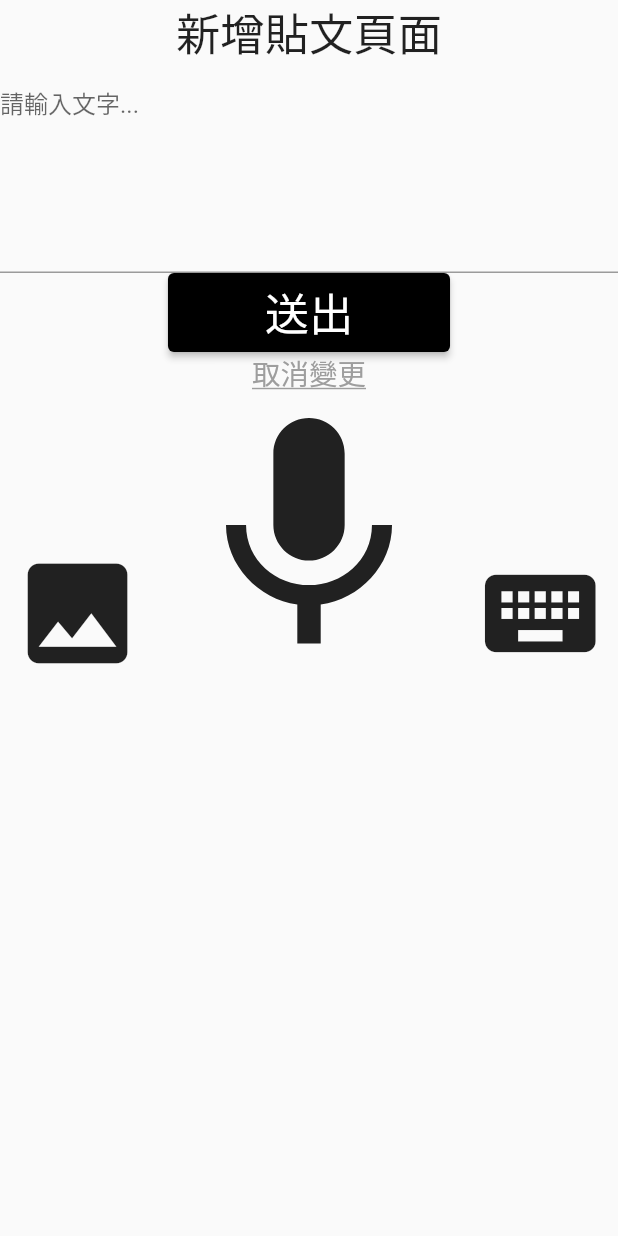
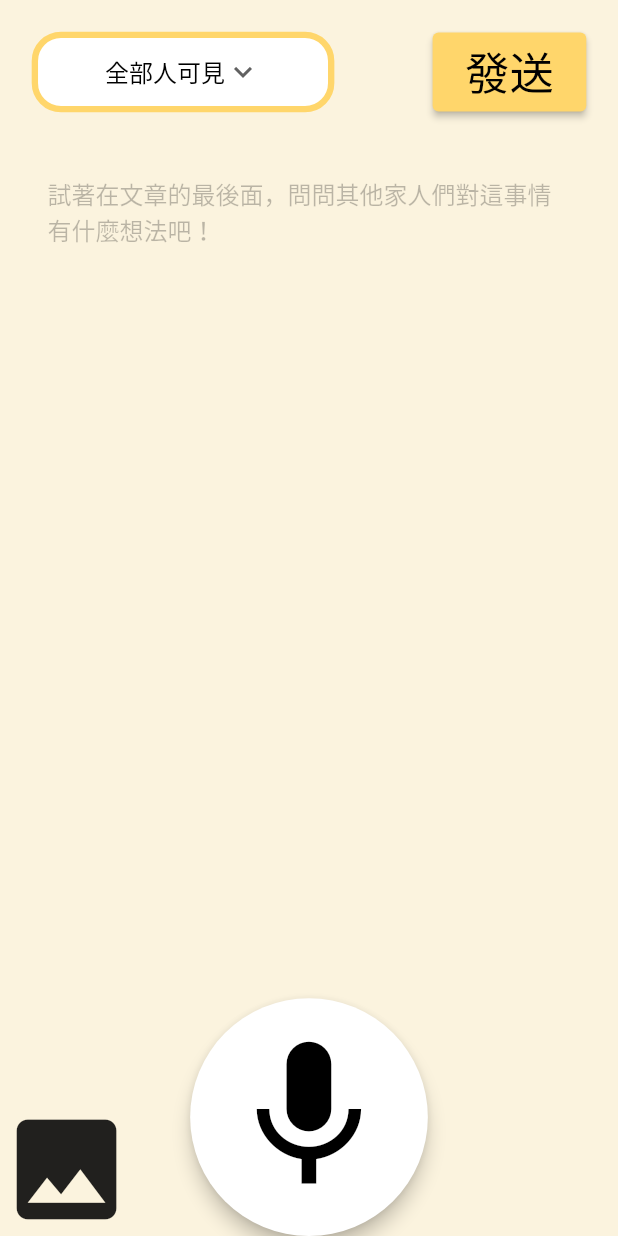
Before and after one commit to tsaoni/famistroy, a Flutter app: the NewPostPage screen opened directly, on a phone screen of 412 x 824 dp. Run offline on Flutter 3.47's test engine with Material 2 defaults, Android fonts, the phone set to English and light mode, and no system bars; our stand-ins replace flutter_screenutil, image_picker, permission_handler, persistent_bottom_nav_bar; missing offline and left inert: flutter_sound.

Commit message:
Refine the post page layout

```diff
--- a/lib/post/post_widgets.dart
+++ b/lib/post/post_widgets.dart
@@ -30,7 +30,47 @@ class UserAvatar extends StatelessWidget {
   }
 }
 
-class OnePost extends StatelessWidget {
+class Comments extends StatefulWidget {
+  const Comments({
+    required this.avatar,
+    required this.comment,
+    Key? key
+  }) : super(key: key);
+
+  final String avatar;
+  final String comment;
+
+  @override
+  State<Comments> createState() => _CommentsState();
+}
+
+class _CommentsState extends State<Comments> {
+  @override
+  Widget build(BuildContext context) {
+    return Container(
+      child: Padding(
+        padding: EdgeInsets.symmetric(horizontal: 30.w),
+        child: Column(
+          children: [
+            Row(
+              children: [
+                UserAvatar(avatar: widget.avatar),
+                Padding(
+                  padding: EdgeInsets.symmetric(horizontal: 20.w),
+                  child: Text("user2", style: TextStyle(fontSize: 17.sp,),),
+                ),
+              ],
+            ),
+            Center(child: Text(widget.comment, style: TextStyle(fontSize: 17.sp,),)),
+            SizedBox(height: 10.h,),
+          ],
+        ),
+      ),
+    );
+  }
+}
+
+class OnePost extends StatefulWidget {
   const OnePost({
     required this.name,
     required this.avatar,
@@ -45,46 +85,93 @@ class OnePost extends StatelessWidget {
   final String photo;
 
   @override
+  State<OnePost> createState() => _OnePostState();
+}
+
+class _OnePostState extends State<OnePost> {
+  bool _hasLiked = false;
+
+  @override
   Widget build(BuildContext context) {
-    return Column(
+    return Container(
+      decoration: const BoxDecoration(color: Color(0x32FFD66B)),
+      child: Column(
         children: [
+          SizedBox(height: 10.h,),
           // user avatar and user name
           Row(
             mainAxisAlignment: MainAxisAlignment.start,
             children: [
               SizedBox(width: 20.w),
-            UserAvatar(avatar: avatar),
+              UserAvatar(avatar: widget.avatar),
               SizedBox(width: 10.w),
-            Text(name, style: TextStyle(fontSize: 18.sp),),
+              Text(widget.name, style: TextStyle(fontSize: 18.sp),),
             ],
           ),
+          SizedBox(height: 10.h,),
           // image post and context
           Padding(
+            padding: EdgeInsets.symmetric(horizontal: 30.w),
+            child: Container(
+              decoration: BoxDecoration(
+                color: const Color(0xFFFFD66B),
+                borderRadius: BorderRadius.all(Radius.circular(20.r))
+              ),
+              child: Padding(
                 padding: EdgeInsets.all(20.w),
                 child: Column(
                   children: [
                     // Image.file(File(photo.path),),
-              Image.asset(photo),
+                    Image.asset(widget.photo),
                     SizedBox(height: 10.h,),
-              content,
+                    widget.content,
+
+                    // liked
+                    Row(
+                      mainAxisAlignment: MainAxisAlignment.end,
+                      children: [
+                        const Text("14 x "),
+                        InkWell(
+                          child: _hasLiked ? const Icon(Icons.favorite) : const Icon(Icons.favorite_border),
+                          onTap: () => setState(() {
+                            _hasLiked = !_hasLiked;
+                          })
+                        ),
+                      ],
+                    ),
                   ],
                 ),
               ),
-        Row(
-          mainAxisAlignment: MainAxisAlignment.spaceAround,
-          children: [
-            UserAvatar(avatar: avatar),
-            SizedBox(
-              width: 292.w,
-              child: const TextField(
+            ),
+          ),
+          SizedBox(height: 10.h,),
+          Comments(avatar: widget.avatar, comment: "台北這邊就已經很冷了...",),
+          Padding(
+            padding: EdgeInsets.symmetric(vertical: 20.h,),
+            child: SizedBox(
+              width: 291.w,
+              height: 41.h,
+              child: Center(
+                child: TextField(
+                  textAlignVertical: TextAlignVertical.center,
+                  textAlign: TextAlign.start,
                   decoration: InputDecoration(
-                  hintText: "請輸入你的留言",
+                    contentPadding: EdgeInsets.symmetric(horizontal: 30.w),
+                    hintText: "有什麼話想說的嗎？",
+                    hintStyle: const TextStyle(color: Colors.black26),
+                    border: OutlineInputBorder(
+                      borderRadius: BorderRadius.circular(20.r),
+                      borderSide: BorderSide.none,
+                    ),
+                    fillColor: Colors.white,
+                    filled: true,
+                  ),
+                ),
               ),
             ),
           ),
         ],
       ),
-      ],
     );
   }
 }
@@ -101,6 +188,16 @@ class _NewPostPageState extends State<NewPostPage> {
   final List<String> exampleContent = <String>["今天", "天氣", "真好"];
   final _soundRecorder = SoundRecorder();
   XFile? image;
+
+  final _visibility = [
+    "全部人可見",
+    "我們這一家",
+    "他們這一家",
+    "你們這一家"
+  ];
+  String _dropDownValue = "全部人可見";
+
+  bool _isOn = false;
 
   @override
   void initState() {
@@ -119,33 +216,101 @@ class _NewPostPageState extends State<NewPostPage> {
   Widget build(BuildContext context) {
     return Scaffold(
       body: SafeArea(
-        child: SingleChildScrollView(
+        child: Container(
+          color: const Color(0x32FFD66B),
+          child: Stack(
+            children:[
+              SingleChildScrollView(
                 child: Column(
-            mainAxisAlignment: MainAxisAlignment.spaceAround,
+                  crossAxisAlignment: CrossAxisAlignment.start,
                   children: [
-              Text(
-                "新增貼文頁面",
-                style: TextStyle(fontSize: 28.sp),
-              ),
+                    SizedBox(height: 100.h,),
                     // image pre-view
                     Container(
                       child: image != null ? Image.file(File(image!.path)) : null,
                     ),
-              TextFormField(
+                    SizedBox(height: 20.h,),
+                    TextField(
+                      controller: _controller,
+                      maxLines: null,
                       minLines: 6,
-                maxLines: null,
-                controller: _controller,
-                keyboardType: TextInputType.text,
-                decoration: const InputDecoration(
-                  hintText: "請輸入文字...",
+                      textAlignVertical: TextAlignVertical.center,
+                      textAlign: TextAlign.start,
+                      decoration: InputDecoration(
+                        contentPadding: EdgeInsets.symmetric(horizontal: 30.w,),
+                        hintText: "試著在文章的最後面，問問其他家人們對這事情有什麼想法吧！",
+                        hintStyle: const TextStyle(color: Colors.black26,),
+                        border: OutlineInputBorder(
+                          borderRadius: BorderRadius.circular(20.r),
+                          borderSide: BorderSide.none,
+                        ),
+                        // fillColor: Colors.white,
+                        // filled: true,
+                      ),
+                    ),
+                    SizedBox(height: 150.h,),
+                  ],
+                ),
+              ),
+              Align(
+                alignment: Alignment.bottomLeft,
+                child: InkWell(
+                  child: Icon(Icons.photo, size: 84.w,),
+                  onTap: () async {
+                    // TODO: Add backend to store uploaded image
+
+                    final ImagePicker picker = ImagePicker();
+                    final imageFromGallery =
+                        await picker.pickImage(source: ImageSource.gallery);
+                    setState(() {
+                      image = imageFromGallery;
+                    });
+                  },
+                ),
+              ),
+              Padding(
+                padding: EdgeInsets.all(20.w),
+                child: Row(
+                  mainAxisAlignment: MainAxisAlignment.spaceBetween,
+                  children: [
+                    Container(
+                      width: 191.w,
+                      height: 55.h,
+                      decoration: BoxDecoration(
+                        color: Colors.white,
+                        border: Border.all(
+                          color: const Color(0xFFFFD66B),
+                          width: 4.w,
+                        ),
+                        borderRadius: BorderRadius.all(Radius.circular(20.r)),
+                        shape: BoxShape.rectangle
+                      ),
+                      child: Center(
+                        child: DropdownButtonHideUnderline(
+                          child: DropdownButton(
+                            value: _dropDownValue,
+                            icon: const Icon(Icons.keyboard_arrow_down),
+                            items: _visibility.map((String items) {
+                              return DropdownMenuItem(
+                                value: items,
+                                child: Text(items, style: const TextStyle(color: Colors.black),),
+                              );
+                            }).toList(),
+                            onChanged: (String? newValue) {
+                              setState(() {
+                                _dropDownValue = newValue!;
+                              });
+                            },
+                          ),
+                        ),
                       ),
                     ),
                     ElevatedButton(
                       style: ElevatedButton.styleFrom(
-                  fixedSize: Size(178.w, 54.h),
-                  primary: Colors.black,
+                        fixedSize: Size(97.w, 54.h),
+                        primary: const Color(0xFFFFD66B),
                       ),
-                child: Text("送出", style: TextStyle(fontSize: 28.sp,),),
+                      child: Text("發送", style: TextStyle(fontSize: 28.sp, color: Colors.black),),
                       onPressed: () {
                         // TODO: Add post to db
                         if (image == null) {
@@ -169,58 +334,38 @@ class _NewPostPageState extends State<NewPostPage> {
                         }
                       },
                     ),
-              GestureDetector(
-                child: Text(
-                  "取消變更",
-                  style: TextStyle(
-                    fontSize: 18.sp,
-                    color: Colors.grey,
-                    decoration: TextDecoration.underline,
+                  ],
                 ),
               ),
-                onTap: () => Navigator.pop(context),
+            ],
           ),
-              Row(
-                // TODO: Add onPressed function to each icon
-                mainAxisAlignment: MainAxisAlignment.spaceAround,
-                crossAxisAlignment: CrossAxisAlignment.end,
-                children: [
-                  // photo icon
-                  InkWell(
-                    child: Icon(Icons.photo,size: 84.w,),
-                    onTap: () async {
-                      // TODO: Add backend to store uploaded image
-
-                      final ImagePicker picker = ImagePicker();
-                      final imageFromGallery =
-                          await picker.pickImage(source: ImageSource.gallery);
-                      setState(() {
-                        image = imageFromGallery;
-                      });
-                    },
         ),
-                  InkWell(
-                    child: Icon(Icons.mic,size: 180.w,),
-                    onTap: () async {
+      ),
+      floatingActionButton: SizedBox(
+        width: 150.w,
+        height: 150.w,
+        child: FittedBox(
+          child: FloatingActionButton(
+            onPressed: () async {
               Directory tempDir = await path_provider.getTemporaryDirectory();
               String path = '${tempDir.path}/content.wav';
               await _soundRecorder.toggleRecording(path);
               if (!_soundRecorder.isRecording) {
                   await Speech2Text().connect(path, (text) => _controller.text += text, "MTK_ch");
               }
-
               setState(() {
                 _soundRecorder.isRecording;
+                _isOn = !_isOn;
               });
             },
-                  ),
-                  Icon(Icons.keyboard,size: 84.w,),
-                ],
-              ),
-            ],
+            elevation: 5,
+            backgroundColor: Colors.white,
+            foregroundColor: _isOn ? Colors.red:Colors.black,
+            child: Icon(Icons.mic, size: 40.w),
           ),
         ),
       ),
+      floatingActionButtonLocation: FloatingActionButtonLocation.centerDocked,
     );
   }
 }
```
Also changed, not shown: lib/post/post_page.dart (+13 -7 lines). Lines whose indentation alone changed are shown as unchanged.
